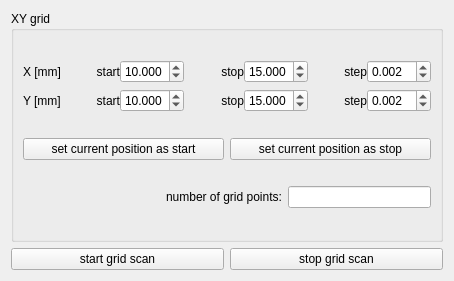
Qt form experiments/transistor_laser_scan.ui (dean-nanomol/nanomol) before a commit.
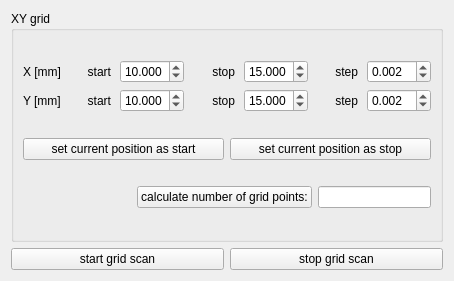
The same form after that commit.

Commit message: update transistor_laser_scan

```diff
--- a/experiments/transistor_laser_scan.ui
+++ b/experiments/transistor_laser_scan.ui
@@ -27,6 +27,9 @@
         </property>
         <item row="0" column="1">
          <layout class="QHBoxLayout" name="horizontalLayout">
+          <property name="spacing">
+           <number>9</number>
+          </property>
           <item>
            <widget class="QLabel" name="label">
             <property name="layoutDirection">
@@ -67,6 +70,9 @@
         </item>
         <item row="0" column="2">
          <layout class="QHBoxLayout" name="horizontalLayout_3">
+          <property name="spacing">
+           <number>9</number>
+          </property>
           <item>
            <widget class="QLabel" name="label_4">
             <property name="layoutDirection">
@@ -100,6 +106,9 @@
         </item>
         <item row="1" column="2">
          <layout class="QHBoxLayout" name="horizontalLayout_5">
+          <property name="spacing">
+           <number>9</number>
+          </property>
           <item>
            <widget class="QLabel" name="label_8">
             <property name="layoutDirection">
@@ -140,6 +149,9 @@
         </item>
         <item row="0" column="3">
          <layout class="QHBoxLayout" name="horizontalLayout_6">
+          <property name="spacing">
+           <number>9</number>
+          </property>
           <item>
            <widget class="QLabel" name="label_6">
             <property name="layoutDirection">
@@ -176,6 +188,9 @@
         </item>
         <item row="1" column="1">
          <layout class="QHBoxLayout" name="horizontalLayout_2">
+          <property name="spacing">
+           <number>9</number>
+          </property>
           <item>
            <widget class="QLabel" name="label_7">
             <property name="layoutDirection">
@@ -209,6 +224,9 @@
         </item>
         <item row="1" column="3">
          <layout class="QHBoxLayout" name="horizontalLayout_7">
+          <property name="spacing">
+           <number>9</number>
+          </property>
           <item>
            <widget class="QLabel" name="label_9">
             <property name="layoutDirection">
@@ -279,9 +297,9 @@
          </spacer>
         </item>
         <item>
-         <widget class="QLabel" name="label_2">
+         <widget class="QPushButton" name="calculate_number_grid_points_pushButton">
           <property name="text">
-           <string>number of grid points:</string>
+           <string>calculate number of grid points:</string>
           </property>
          </widget>
         </item>
```
The commit also changes 1 other file.
